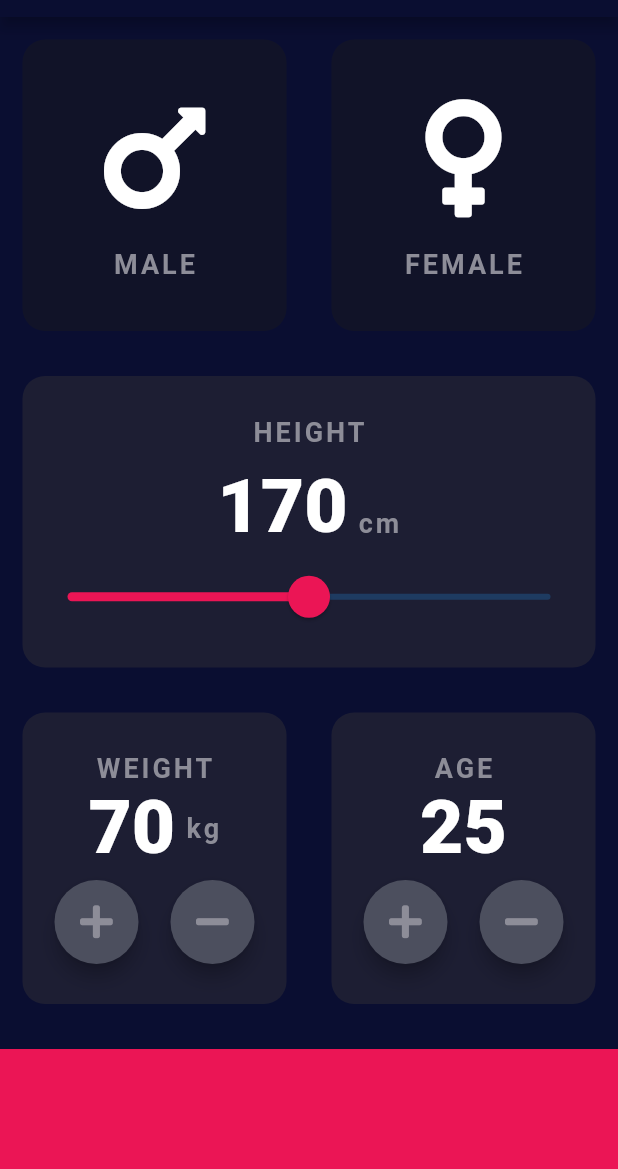
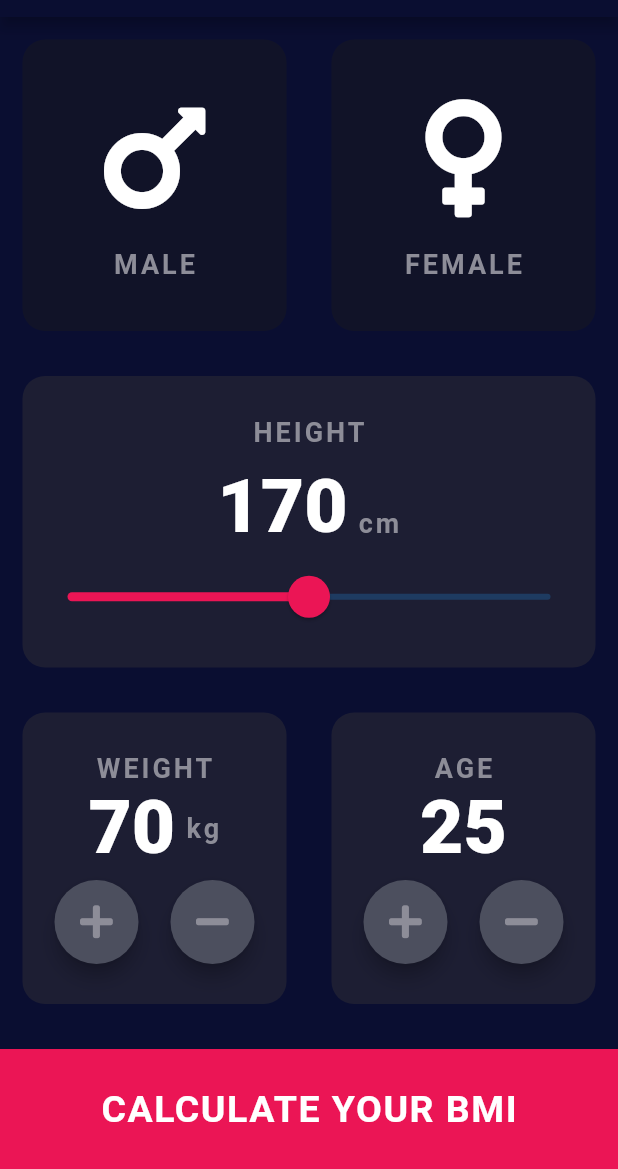
Before and after one commit to kv778/FlutterCourse, a Flutter app: the screen it shows after launch, on a phone screen of 412 x 824 dp, the part 67-1236 px from its top. Run offline on Flutter 3.47's test engine with Material 2 defaults, Android fonts, the phone set to English and light mode, and no system bars; our stand-ins replace audioplayers, font_awesome_flutter; missing offline and left inert: flutter_dropzone.

Commit message:
Styled bottom container

```diff
--- a/bmi_again/lib/input_page.dart
+++ b/bmi_again/lib/input_page.dart
@@ -242,6 +242,17 @@ class _InputPageState extends State<InputPage> {
             height: kBottomContainerHeight,
             width: double.infinity,
             margin: EdgeInsets.only(top: 15.0),
+            child: Center(
+              child: Text(
+                'CALCULATE YOUR BMI',
+                style: TextStyle(
+                  color: Colors.white,
+                  fontSize: 25.0,
+                  fontWeight: FontWeight.bold,
+                  letterSpacing: 1.0,
+                ),
+              ),
+            ),
           ),
         ],
       ),
```
